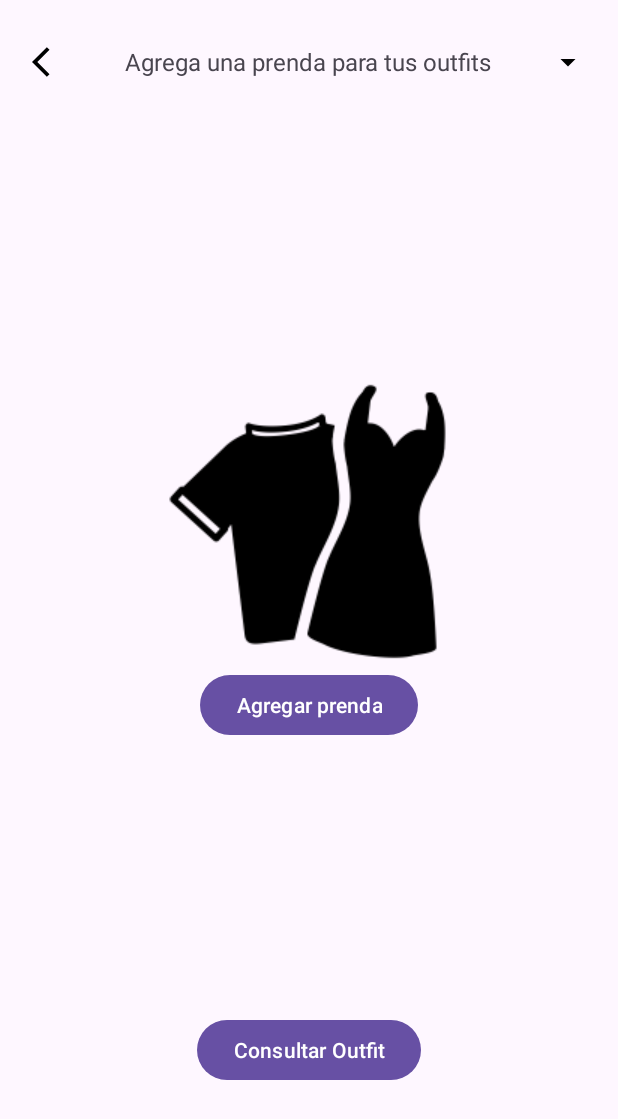
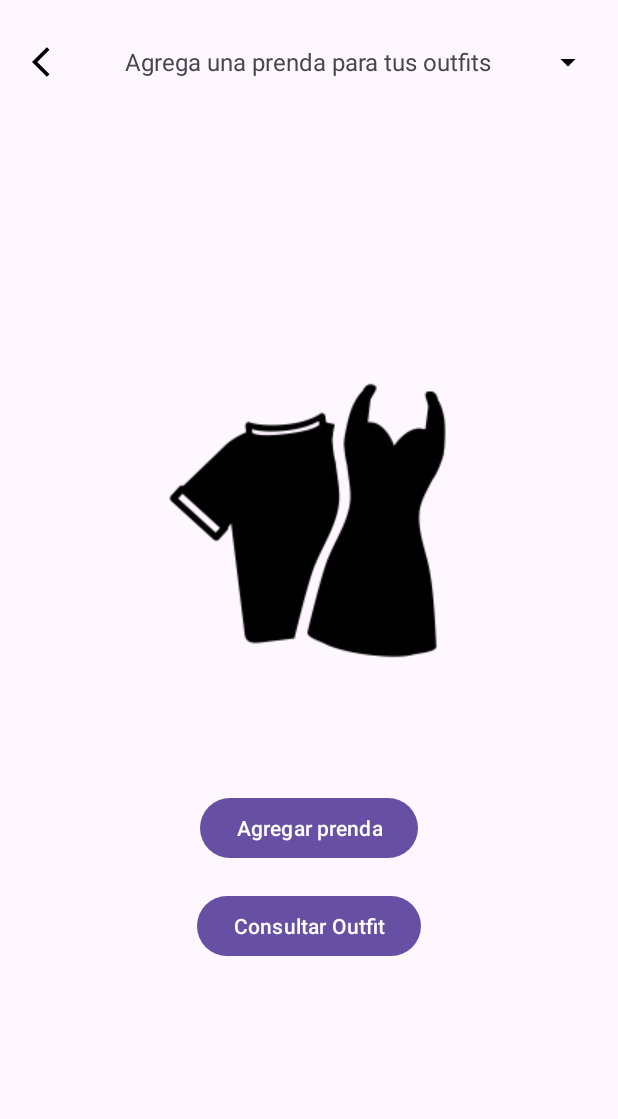
Before and after one commit to xEriis/Tarea2PDDM, an Android app: the PantallaUno screen opened directly, with no data from a screen before it, on a phone screen of 412 x 824 dp. Shown: the top 1119 px of the screen. Run offline under Robolectric (Android 15) with nearby library versions, the phone set to English and light mode, and no system bars.

Commit message:
Últimos cambios

```diff
--- a/app/src/main/res/layout/activity_pantalla_dos.xml
+++ b/app/src/main/res/layout/activity_pantalla_dos.xml
@@ -35,7 +35,7 @@
                 android:layout_width="wrap_content"
                 android:layout_height="wrap_content"
                 android:text="@string/Temperatura"
-                android:textSize="80sp" />
+                android:textSize="40sp" />
 
             <TextView
                 android:layout_width="wrap_content"
--- a/app/src/main/res/layout/activity_pantalla_uno.xml
+++ b/app/src/main/res/layout/activity_pantalla_uno.xml
@@ -51,17 +51,17 @@
         <View
             android:layout_width="match_parent"
             android:layout_height="0dp"
-            android:layout_weight="0.2"/>
+            android:layout_weight="0.1"/>
     <LinearLayout
         android:layout_width="match_parent"
         android:layout_height="0dp"
-        android:layout_weight="0.3"
+        android:layout_weight="0.5"
         android:gravity="center"
         android:orientation="vertical">
         <ImageView
             android:layout_width="match_parent"
             android:layout_height="0dp"
-            android:layout_weight="0.3"
+            android:layout_weight="1"
             android:src="@drawable/ropa"
             android:scaleType="center"
             android:contentDescription="@null"/>
@@ -73,11 +73,6 @@
 
     </LinearLayout>
 
-
-        <View
-            android:layout_width="match_parent"
-            android:layout_height="0dp"
-            android:layout_weight="0.2"/>
 
         <LinearLayout
             android:layout_width="match_parent"
--- a/app/src/main/res/values/strings.xml
+++ b/app/src/main/res/values/strings.xml
@@ -7,7 +7,7 @@
     <string name="Outfit_piernas">Piernas</string>
     <string name="Outfit_pies">Pies</string>
     <string name="Bienvenida_vista_dos">¡Personaliza tu outfit!</string>
-    <string name="Temperatura">10°</string>
+    <string name="Temperatura">22°</string>
     <string name="Clima">Soleado</string>
     <string name="Regreso">Regresar</string>
     <string name="Bienvenida_vista_uno">Agrega una prenda para tus outfits</string>
```
Also changed, not shown: app/src/main/res/layout/activity_main.xml (+4 -9 lines).
